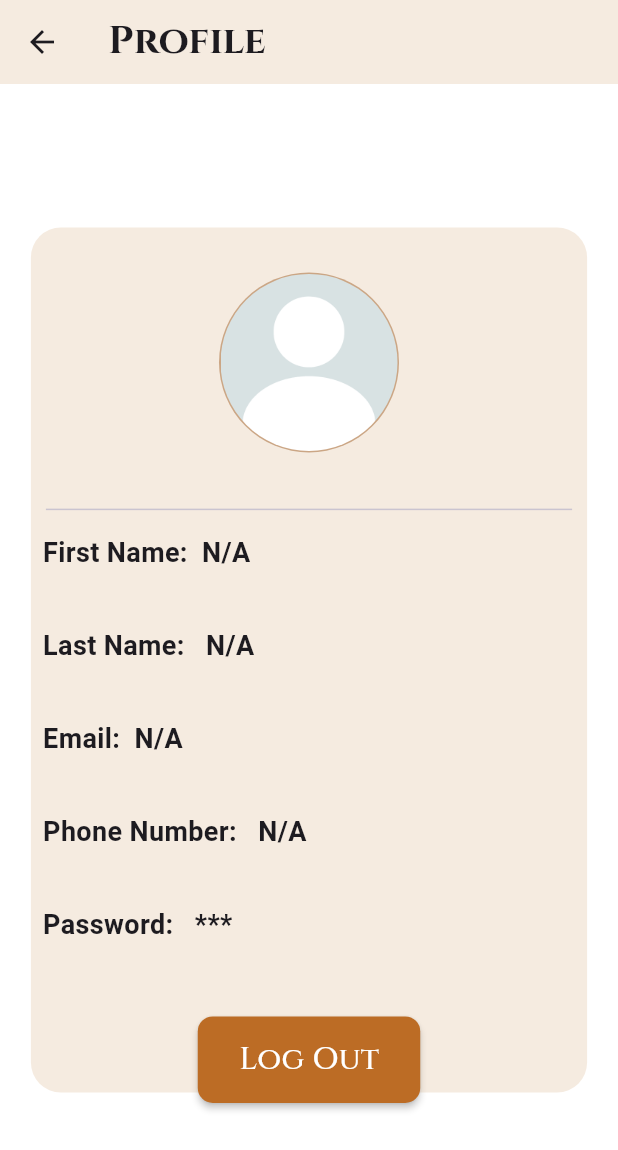
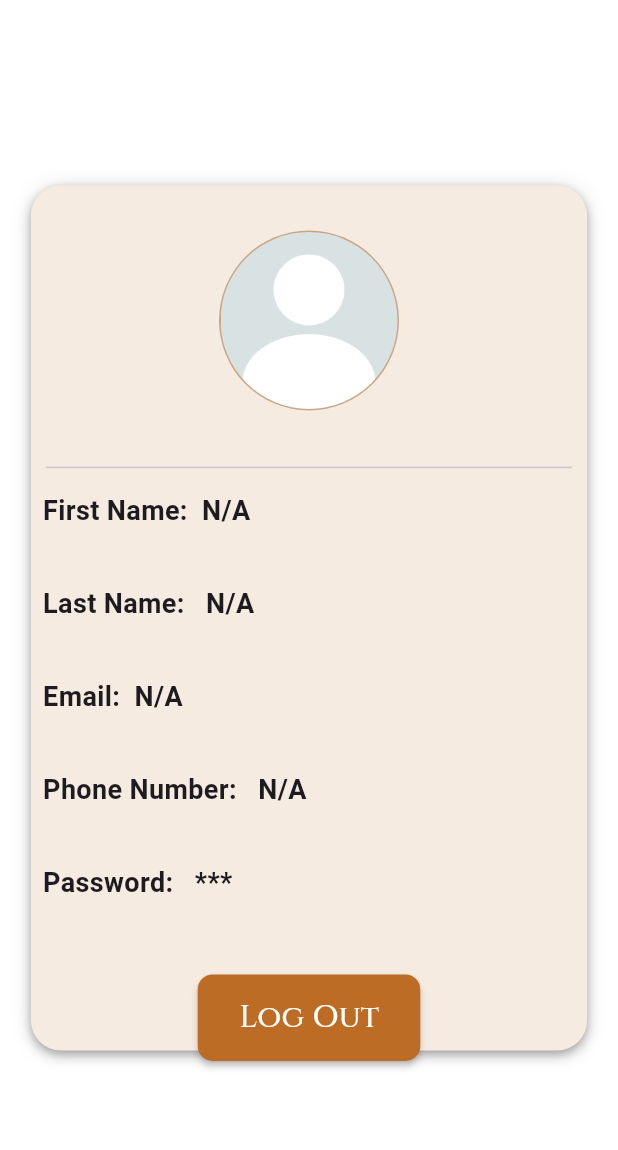
Before and after one commit to mariooom/Tourist-Guide-App-for-Egypt, a Flutter app: the ProfilePage screen opened directly, on a phone screen of 412 x 824 dp. Shown: the top 1150 px of the screen. Run offline on Flutter 3.47's test engine with Material 3 defaults, Android fonts, the phone set to English and light mode, and no system bars; our stand-ins replace intl_phone_field.

Commit message:
Update profile.dart

```diff
--- a/lib/navigation/profile.dart
+++ b/lib/navigation/profile.dart
@@ -4,35 +4,29 @@ import 'package:tourism_app/signup.dart';
 class ProfilePage extends StatelessWidget {
   String _hashPassword(String password) {
     return '*' *
-        password.length; //function to display password hashed for security
+        password
+            .length; //function to display asterisks instead of the actual password for security
   }
 
   @override
   Widget build(BuildContext context) {
-    final storedFirstName = SignUpPage.userCredentials['fullName'] ?? 'N/A';
+    final storedFirstName = SignUpPage.userCredentials['firstName'] ?? 'N/A';
     final storedLastName = SignUpPage.userCredentials['lastName'] ?? 'N/A';
     final storedEmail = SignUpPage.userCredentials['email'] ?? 'N/A';
     final storedPassword = SignUpPage.userCredentials['password'] ?? 'N/A';
-    final storedPhoneNumber = SignUpPage.userCredentials['phoneNumber'] ?? 'N/A';
+    final storedPhoneNumber =
+        SignUpPage.userCredentials['phoneNumber'] ?? 'N/A';
     final screenWidth = MediaQuery.of(context).size.width;
     final screenHeight = MediaQuery.of(context).size.height;
 
     return Scaffold(
       backgroundColor: Colors.white,
-      appBar: AppBar(
-        title: Text('Profile',
-            style: TextStyle(
-              fontSize: 26,
-              fontWeight: FontWeight.bold,
-              fontFamily: 'Cinzel',
-            )),
-        backgroundColor: Color(0xFFf5ebe0),
-      ),
       body: Center(
         child: Container(
           height: screenHeight * 0.7,
           width: screenWidth * 0.9,
           decoration: BoxDecoration(
+            boxShadow: kElevationToShadow[4],
             color: Color(0xFFf5ebe0),
             borderRadius: BorderRadius.circular(20),
           ),
@@ -121,7 +115,7 @@ class ProfilePage extends StatelessWidget {
                   color: const Color(0xFFbc6c25),
                   onPressed: () {
                     Navigator.of(context).pushReplacement(
-                        MaterialPageRoute(builder: (context) => SignUpPage()));      //to return to sign up page
+                        MaterialPageRoute(builder: (context) => SignUpPage()));
                   },
                   shape: RoundedRectangleBorder(
                     borderRadius: BorderRadius.circular(10),
```
